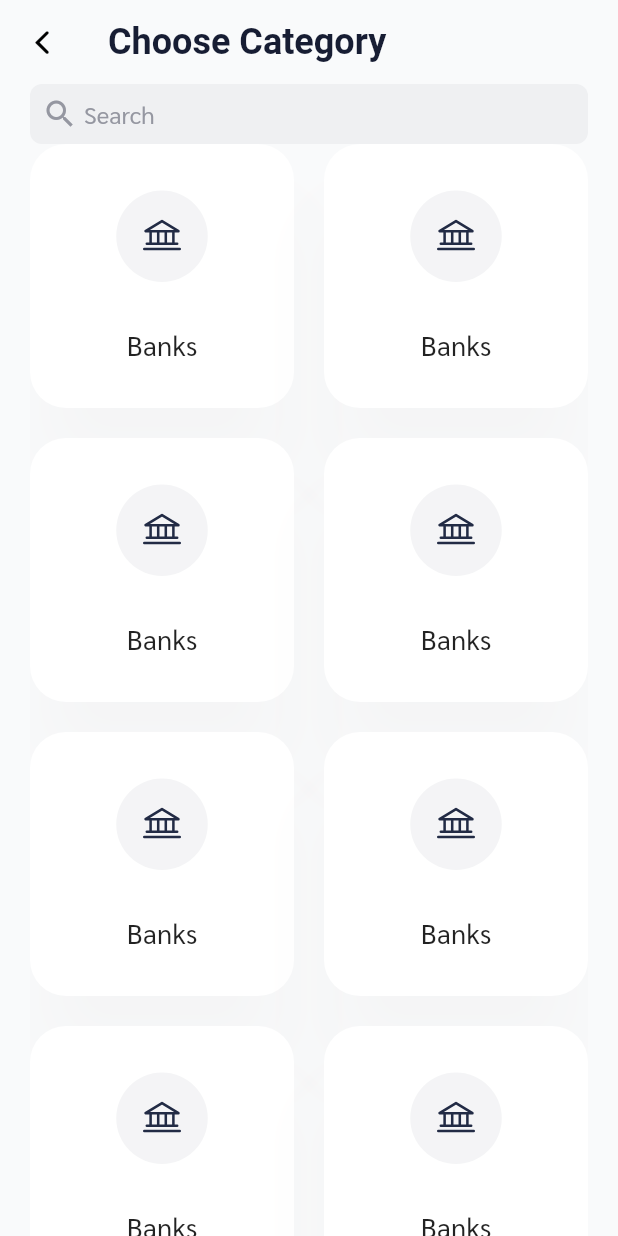
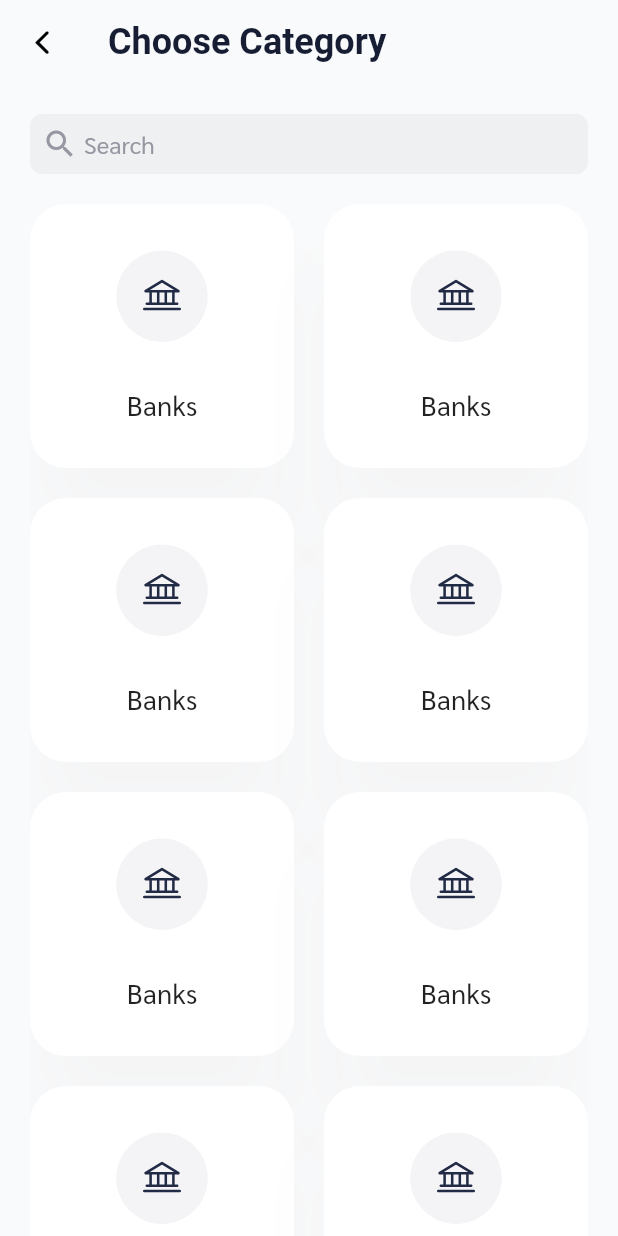
Before and after one commit to onumengine/port, a Flutter app: the CategoriesScreen screen opened directly, on a phone screen of 412 x 824 dp. Run offline on Flutter 3.47's test engine with Material 2 defaults, Android fonts, the phone set to English and light mode, and no system bars; our stand-ins replace equatable, flushbar, flutter_bloc, flutter_svg, progress_dialog, shared_preferences; accounts and stored records are empty; statements that could not run were skipped.

Commit message:
Apply vertical padding to the searchbar

```diff
--- a/lib/screens/categories.dart
+++ b/lib/screens/categories.dart
@@ -49,7 +49,10 @@ class _CategoriesScreenState extends State<CategoriesScreen> {
             SliverList(
               delegate: SliverChildListDelegate(
                 <Widget>[
-                  SearchBar(),
+                  Padding(
+                    padding: const EdgeInsets.symmetric(vertical: 20),
+                    child: SearchBar(),
+                  ),
                 ],
               ),
             ),
```
